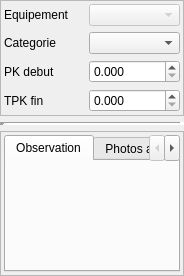
This is Lamia/toolprepro/vnf/lamiavnf_desordre_tool_ui.ui in Artelia/Lamia as Qt 5 draws it before an edit. The edited form follows.
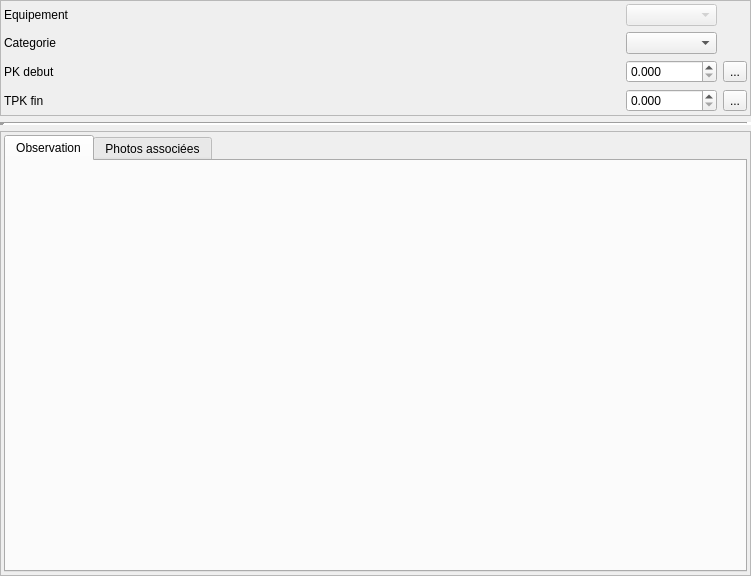
This is the edited form.

```diff
--- a/Lamia/toolprepro/vnf/lamiavnf_desordre_tool_ui.ui
+++ b/Lamia/toolprepro/vnf/lamiavnf_desordre_tool_ui.ui
@@ -6,8 +6,8 @@
    <rect>
     <x>0</x>
     <y>0</y>
-    <width>184</width>
-    <height>276</height>
+    <width>751</width>
+    <height>576</height>
    </rect>
   </property>
   <property name="windowTitle">
@@ -34,25 +34,12 @@
      <property name="frameShadow">
       <enum>QFrame::Raised</enum>
      </property>
-     <layout class="QGridLayout" name="gridLayout_3" columnstretch="1,0">
-      <property name="leftMargin">
+     <layout class="QGridLayout" name="gridLayout_3" columnstretch="1,0,0">
+      <property name="margin">
        <number>3</number>
       </property>
-      <property name="topMargin">
-       <number>3</number>
-      </property>
-      <property name="rightMargin">
-       <number>3</number>
-      </property>
-      <property name="bottomMargin">
-       <number>3</number>
-      </property>
-      <item row="2" column="0">
-       <widget class="QLabel" name="label_3">
-        <property name="text">
-         <string>PK debut</string>
-        </property>
-       </widget>
+      <item row="1" column="1">
+       <widget class="QComboBox" name="comboBox_des_cat"/>
       </item>
       <item row="1" column="0">
        <widget class="QLabel" name="label_2">
@@ -61,16 +48,6 @@
         </property>
        </widget>
       </item>
-      <item row="1" column="1">
-       <widget class="QComboBox" name="comboBox_des_cat"/>
-      </item>
-      <item row="3" column="0">
-       <widget class="QLabel" name="label">
-        <property name="text">
-         <string>TPK fin</string>
-        </property>
-       </widget>
-      </item>
       <item row="0" column="0">
        <widget class="QLabel" name="label_4">
         <property name="text">
@@ -85,6 +62,20 @@
         </property>
        </widget>
       </item>
+      <item row="2" column="0">
+       <widget class="QLabel" name="label_3">
+        <property name="text">
+         <string>PK debut</string>
+        </property>
+       </widget>
+      </item>
+      <item row="3" column="0">
+       <widget class="QLabel" name="label">
+        <property name="text">
+         <string>TPK fin</string>
+        </property>
+       </widget>
+      </item>
       <item row="2" column="1">
        <widget class="QDoubleSpinBox" name="doubleSpinBox_pkdebut">
         <property name="decimals">
@@ -105,6 +96,20 @@
         </property>
        </widget>
       </item>
+      <item row="2" column="2">
+       <widget class="QToolButton" name="toolButton_pkdebut">
+        <property name="text">
+         <string>...</string>
+        </property>
+       </widget>
+      </item>
+      <item row="3" column="2">
+       <widget class="QToolButton" name="toolButton_pkfin">
+        <property name="text">
+         <string>...</string>
+        </property>
+       </widget>
+      </item>
      </layout>
     </widget>
    </item>
```
Left out of the diff: 44 changed lines with no effect on the pictures.
